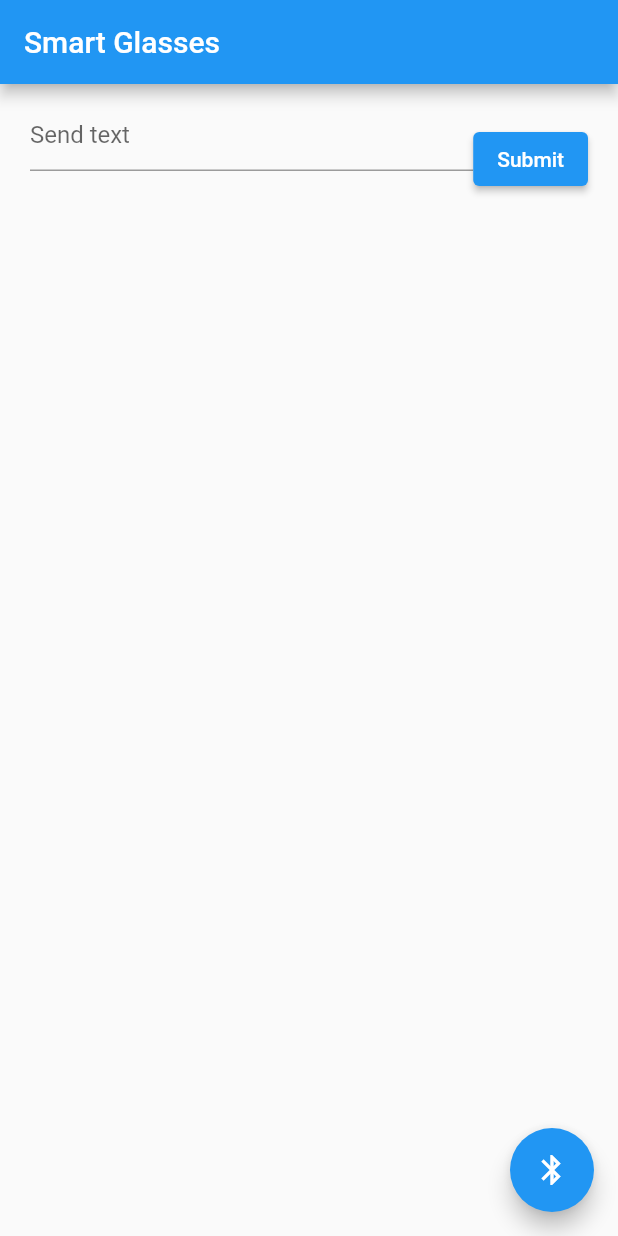
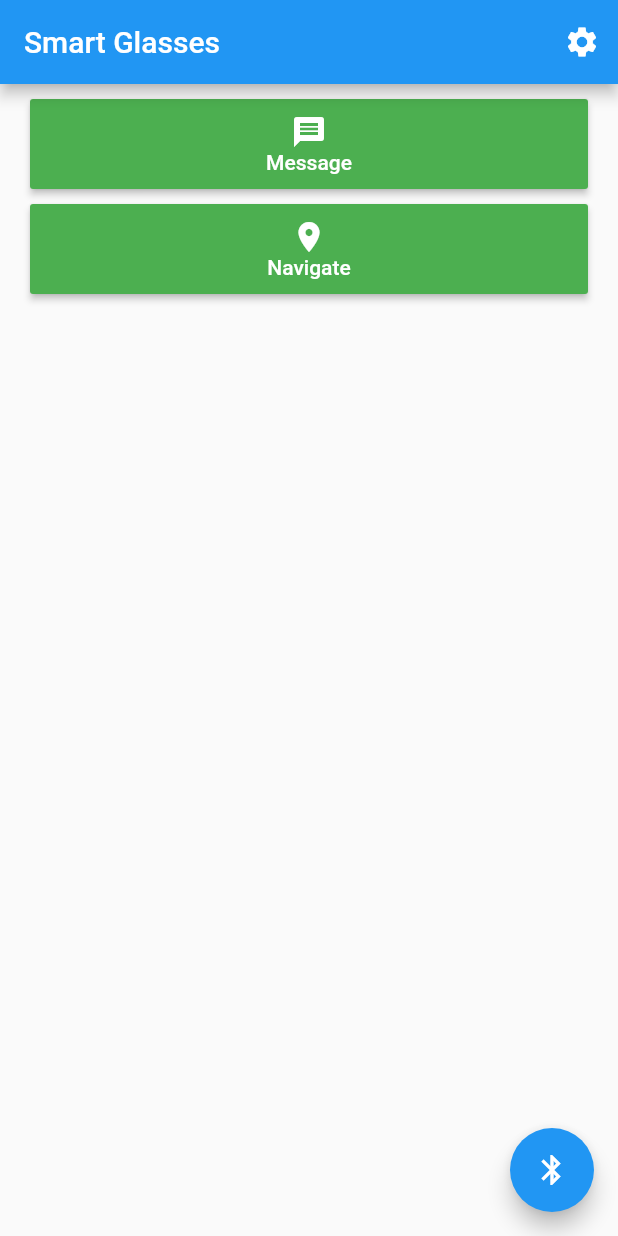
Before and after one commit to Chememers/SmartGlasses, a Flutter app: the screen it shows after launch, on a phone screen of 412 x 824 dp. Run offline on Flutter 3.47's test engine with Material 2 defaults, Android fonts, the phone set to English and light mode, and no system bars; our stand-ins replace flutter_bluetooth_serial, fluttertoast.

Commit message:
Fixed maps error; Enhanced UI

```diff
--- a/lib/main.dart
+++ b/lib/main.dart
@@ -22,26 +22,55 @@ void sendString(String msg) {
 }
 
 void main() => runApp(MaterialApp(
-      //debugShowCheckedModeBanner: false,
+      debugShowCheckedModeBanner: false,
+      title: "Smart Glasses",
       home: Home(),
     ));
 
 class Home extends StatelessWidget {
   @override
-  Widget build(BuildContext ctxt) {
+  Widget build(BuildContext context) {
     return new Scaffold(
-      appBar: new AppBar(
-        title: new Text("Smart Glasses"),
+        appBar: new AppBar(title: new Text("Smart Glasses"), actions: <Widget>[
+          IconButton(
+            icon: Icon(
+              Icons.settings,
+              color: Colors.white,
             ),
+            onPressed: () {
+              // Open Settings page
+            },
+          )
+        ]),
         body: Container(
           padding: EdgeInsets.only(left: 20, right: 20, top: 10),
           child: Column(
+            children: <Widget>[
+              Column(
                 children: [
-            Messager(),
+                  SizedBox(
+                    width: double.infinity,
+                    child: Button("Message", Icons.message, () {
+                      Navigator.push(
+                        context,
+                        MaterialPageRoute(builder: (context) => Messager()),
+                      );
+                    }),
+                  ),
+                  SizedBox(height: 10), // Spacing
+                  SizedBox(
+                    width: double.infinity,
+                    child: Button("Navigate", Icons.place, () {
+                      print("Yet to Implement");
+                    }),
+                  ),
+                ],
+              ),
             ],
           ),
         ),
         floatingActionButton: new FloatingActionButton(
+          heroTag: null,
           onPressed: () async {
             if (connection == null || !connection.isConnected) {
               try {
@@ -67,7 +96,29 @@ class Home extends StatelessWidget {
               );
             }
           },
-          child: Icon(Icons.bluetooth)),
-    );
+          child: Icon(Icons.bluetooth),
+        ));
   }
 }
+
+class Button extends StatelessWidget {
+  final VoidCallback onPressed;
+  final IconData icon;
+  final String label;
+
+  Button(this.label, this.icon, this.onPressed);
+
+  @override
+  Widget build(BuildContext context) {
+    return RaisedButton(
+        onPressed: onPressed,
+        color: Colors.green,
+        padding: EdgeInsets.all(10),
+        child: Column(
+          children: [
+            Icon(icon, color: Colors.white),
+            Text(label, style: TextStyle(color: Colors.white)),
+          ],
+        ));
+  }
+}
--- a/lib/messager.dart
+++ b/lib/messager.dart
@@ -10,35 +10,41 @@ class Messager extends StatefulWidget {
 
 class MessagerState extends State<Messager> {
   final _formKey = GlobalKey<FormState>();
-  final myController = TextEditingController();
+  final controller = TextEditingController();
 
   @override
   Widget build(BuildContext context) {
-    return Form(
-      key: _formKey,
-      child: Row(
-        crossAxisAlignment: CrossAxisAlignment.start,
-        children: <Widget>[
-          Expanded(
-            child: TextFormField(
-              decoration: const InputDecoration(
-                hintText: 'Send text',
+    return Scaffold(
+      appBar: AppBar(
+        title: Text("Send a Message"),
+      ),
+      body: Padding(
+        padding: EdgeInsets.all(20),
+        child: Form(
+          key: _formKey,
+          child: Column(
+            //crossAxisAlignment: CrossAxisAlignment.start,
+            children: <Widget>[
+              TextFormField(
+                decoration: const InputDecoration(
+                  hintText: 'Send text',
+                ),
+                controller: controller,
               ),
-              controller: myController,
-            ),
+              Padding(
+                padding: const EdgeInsets.symmetric(vertical: 8.0),
+                child: FloatingActionButton.extended(
+                    onPressed: () {
+                      if (!(connection == null || !connection.isConnected)) {
+                        sendString(controller.text);
+                      }
+                    },
+                    label: Text('Send'),
+                    icon: Icon(Icons.send)),
+              ),
+            ],
           ),
-          Padding(
-            padding: const EdgeInsets.symmetric(vertical: 16.0),
-            child: ElevatedButton(
-              onPressed: () {
-                if (!(connection == null || !connection.isConnected)) {
-                  sendString(myController.text);
-                }
-              },
-              child: Text('Submit'),
-            ),
-          ),
-        ],
+        ),
       ),
     );
   }
@@ -46,7 +52,7 @@ class MessagerState extends State<Messager> {
   @override
   void dispose() {
     // Clean up the controller when the widget is disposed.
-    myController.dispose();
+    controller.dispose();
     super.dispose();
   }
 }
```
Also changed, not shown: lib/maps.dart (+11 -5 lines). Lines whose indentation alone changed are shown as unchanged.
